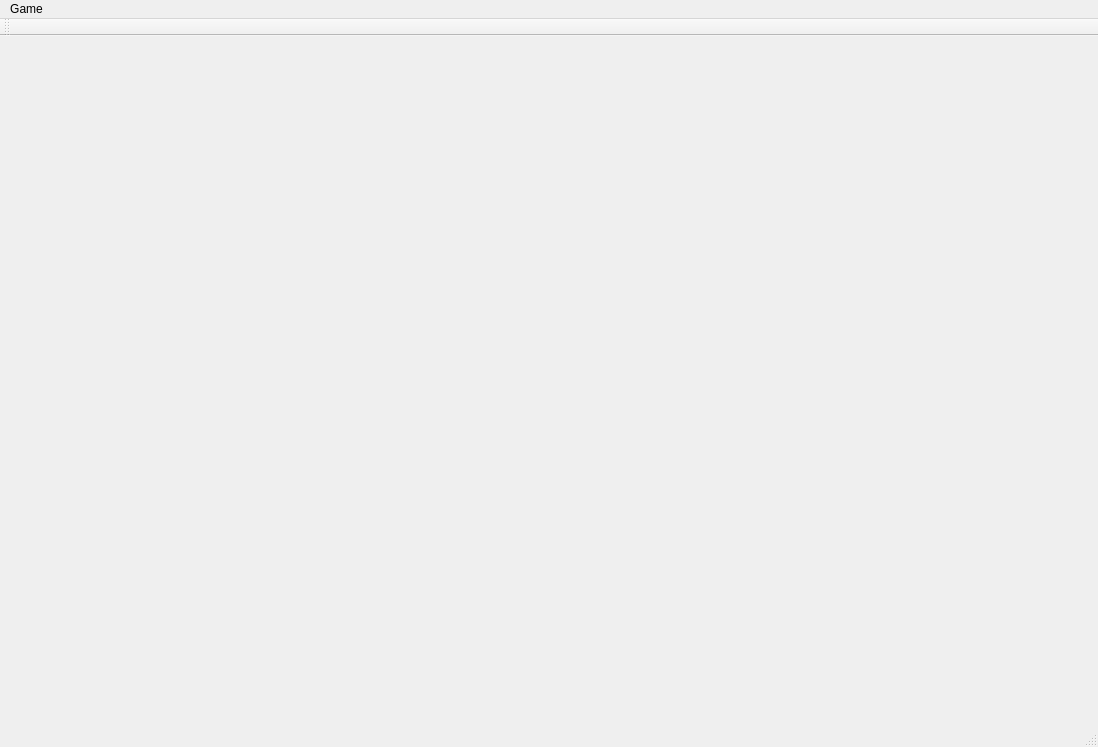
liuyouzhao/GoFish, file mainwindow.ui: the form before one commit.
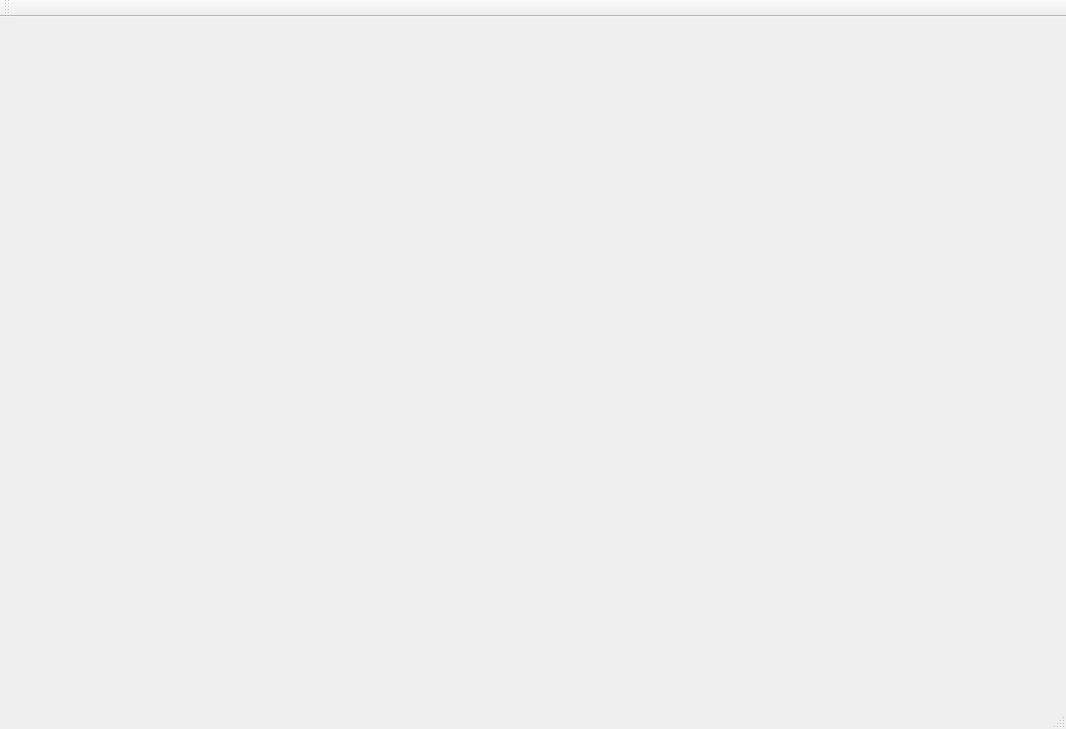
The form after the commit.

Commit message: Almost Finished the game

```diff
--- a/mainwindow.ui
+++ b/mainwindow.ui
@@ -6,8 +6,8 @@
    <rect>
     <x>0</x>
     <y>0</y>
-    <width>1098</width>
-    <height>747</height>
+    <width>1066</width>
+    <height>729</height>
    </rect>
   </property>
   <property name="windowTitle">
@@ -19,18 +19,10 @@
     <rect>
      <x>0</x>
      <y>0</y>
-     <width>1098</width>
+     <width>1066</width>
      <height>22</height>
     </rect>
    </property>
-   <widget class="QMenu" name="menuRestart">
-    <property name="title">
-     <string>Game</string>
-    </property>
-    <addaction name="actionStart"/>
-    <addaction name="actionExit"/>
-   </widget>
-   <addaction name="menuRestart"/>
   </widget>
   <widget class="QToolBar" name="mainToolBar">
    <attribute name="toolBarArea">
```
Left out of the diff: 10 changed lines with no effect on the pictures. The commit also changes 8 other files.
